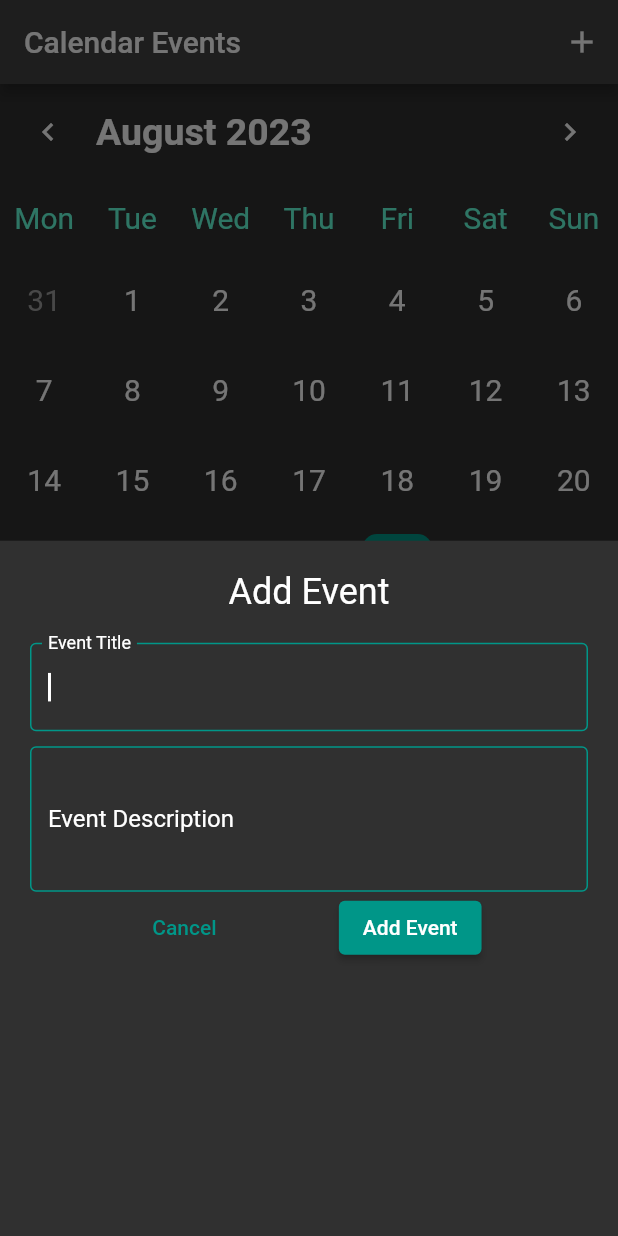
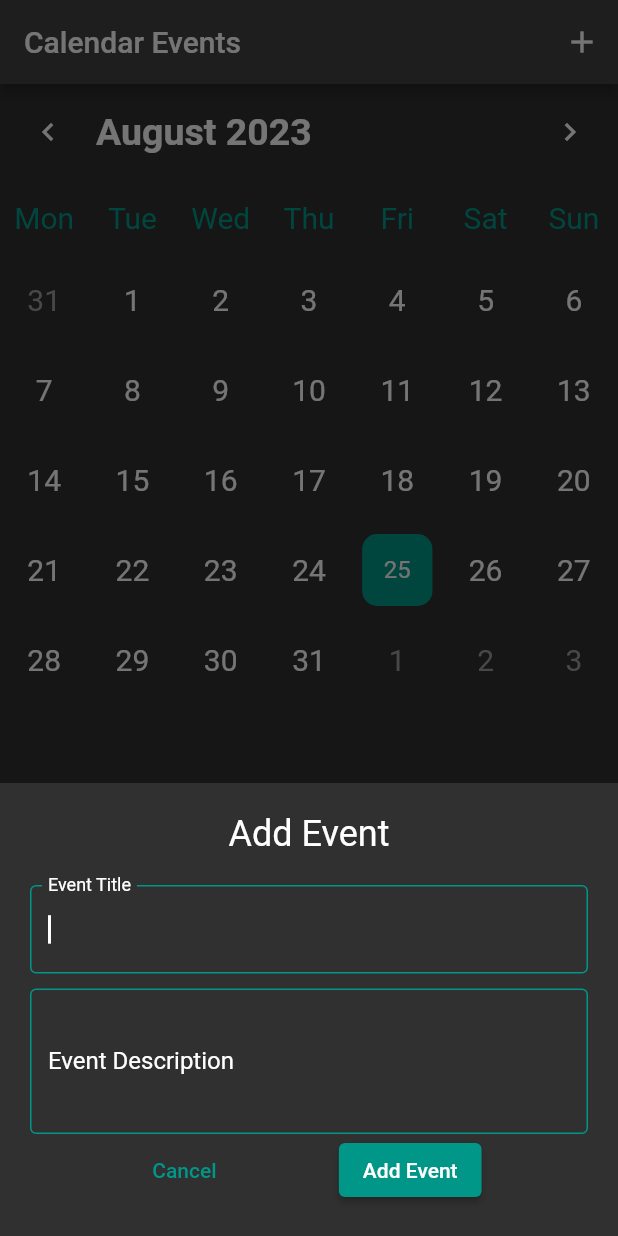
Before and after one commit to ninad-moree/PCSB-Clone, a Flutter app: the screen it shows after launch, after a tap on the "add" icon, on a phone screen of 412 x 824 dp. Run offline on Flutter 3.47's test engine with Material 2 defaults, Android fonts, the phone set to English and light mode, and no system bars; drawn by our look-alikes of table_calendar; our stand-ins replace flutter_bloc.

Commit message:
Add Event Screen Fixed

```diff
--- a/lib/screens/homepage_screen.dart
+++ b/lib/screens/homepage_screen.dart
@@ -15,15 +15,24 @@
   void _showAddEventBottomSheet() {
     showModalBottomSheet(
       context: context,
-      builder: (context) {
-        return const AddEventBottomSheet();
-      },
+      isScrollControlled: true,
+      builder: (context) => SingleChildScrollView(
+        child: Container(
+          padding:
+              EdgeInsets.only(bottom: MediaQuery.of(context).viewInsets.bottom),
+          child: const AddEventBottomSheet(),
+        ),
+      ),
+      // builder: (context) {
+      //   return const AddEventBottomSheet();
+      // },
     );
   }
 
   @override
   Widget build(BuildContext context) {
     return Scaffold(
+      // resizeToAvoidBottomInset: false,
       appBar: AppBar(
         title: const Text('Calendar Events'),
         actions: [
--- a/lib/widgets/add_event_widget.dart
+++ b/lib/widgets/add_event_widget.dart
@@ -27,9 +27,6 @@
     return BlocProvider<CalendarBloc>(
       create: (context) => CalendarBloc(),
       child: Container(
-        decoration: BoxDecoration(
-          borderRadius: BorderRadius.circular(10),
-        ),
         padding: const EdgeInsets.all(20),
         child: Column(
           children: [
@@ -61,11 +58,6 @@
                       color: Colors.teal,
                     ),
                   ),
-                  // border: OutlineInputBorder(
-                  //   borderSide: BorderSide(
-                  //     color: Colors.teal,
-                  //   ),
-                  // ),
                 ),
               ),
             ),
@@ -90,7 +82,6 @@
                     color: Colors.teal,
                   ),
                 ),
-                // border: OutlineInputBorder(),
               ),
             ),
             Row(
@@ -127,7 +118,7 @@
                   child: const Text('Add Event'),
                 ),
               ],
-            )
+            ),
           ],
         ),
       ),
--- a/lib/widgets/calender_widget.dart
+++ b/lib/widgets/calender_widget.dart
@@ -14,7 +14,7 @@
 class _CalendarWidgetState extends State<CalendarWidget> {
   final CalendarFormat _calendarFormat = CalendarFormat.month;
 
-  final DateTime _focusedDay = DateTime.now();
+  DateTime _focusedDay = DateTime.now();
 
   final TextEditingController _eventTitleController = TextEditingController();
   final TextEditingController _eventDescrpController = TextEditingController();
@@ -37,6 +37,11 @@
             children: [
               TableCalendar(
                 focusedDay: _focusedDay,
+                onPageChanged: (focusedDay) {
+                  setState(() {
+                    _focusedDay = focusedDay;
+                  });
+                },
                 firstDay: DateTime(2020),
                 lastDay: DateTime(2025),
                 calendarFormat: _calendarFormat,
@@ -84,11 +89,11 @@
                   //mon-tue-...
                   weekdayStyle: TextStyle(
                     fontSize: 20,
-                    color: Colors.tealAccent,
+                    color: Colors.teal,
                   ),
                   weekendStyle: TextStyle(
                     fontSize: 20,
-                    color: Colors.tealAccent,
+                    color: Colors.teal,
                   ),
                 ),
                 calendarStyle: CalendarStyle(
```
